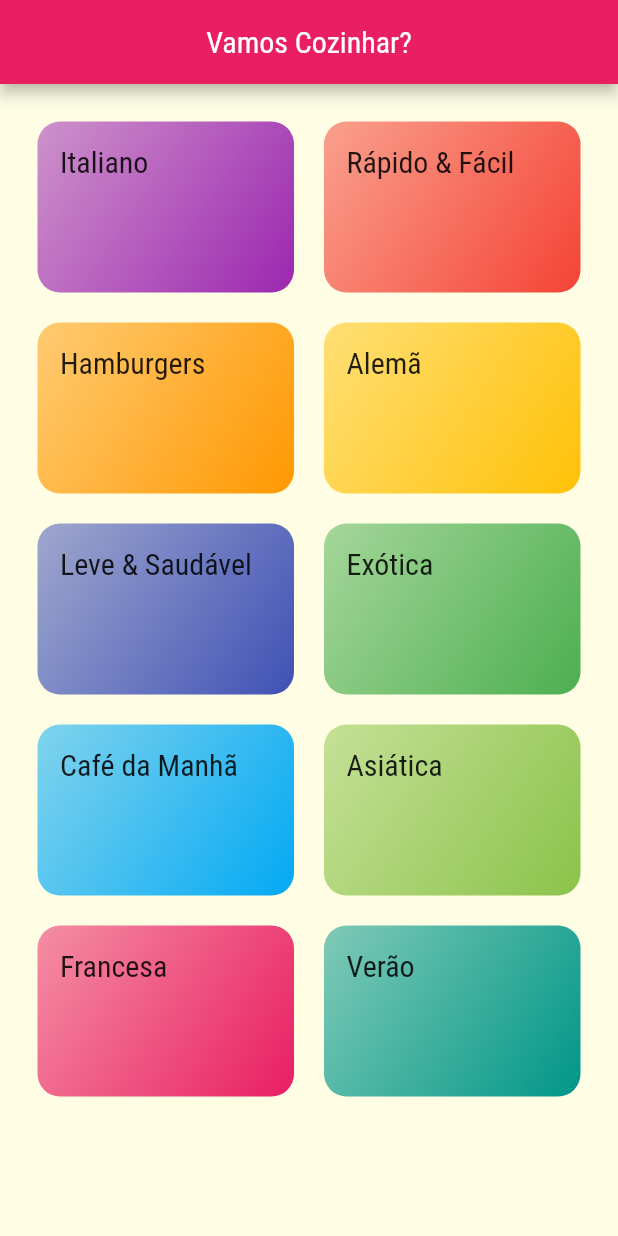
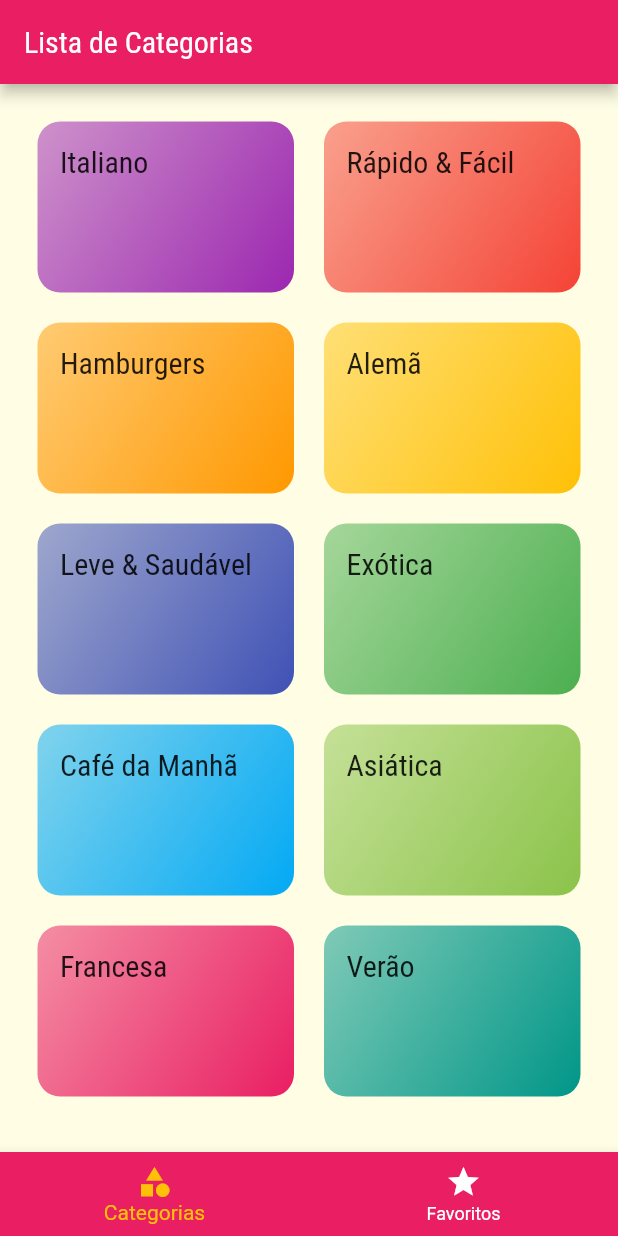
Before and after one commit to guilhermeais/meals, a Flutter app: the screen it shows after launch, on a phone screen of 412 x 824 dp. Run offline on Flutter 3.47's test engine with Material 2 defaults, Android fonts, the phone set to English and light mode, and no system bars.

Commit message:
Adicionando TabBar na parte inferior

```diff
--- a/lib/main.dart
+++ b/lib/main.dart
@@ -2,6 +2,7 @@ import 'package:flutter/material.dart';
 import 'package:meals/screens/categories_screen.dart';
 import 'package:meals/screens/categories_meals_screen.dart';
 import 'package:meals/screens/meal_detail_screen.dart';
+import 'package:meals/screens/tabs_screen.dart';
 import 'package:meals/utils/app_routes.dart';
 
 void main() => runApp(MyApp());
@@ -10,6 +11,7 @@ class MyApp extends StatelessWidget {
   @override
   Widget build(BuildContext context) {
     return MaterialApp(
+
       title: 'DeliMeals',
       theme: ThemeData(
           canvasColor: const Color.fromRGBO(255, 254, 229, 1),
@@ -23,7 +25,7 @@ class MyApp extends StatelessWidget {
               .copyWith(secondary: Colors.amber)),
       // home: const CategoriesScreen(),
       routes: {
-        AppRoutes.HOME: (ctx) => const CategoriesScreen(),
+        AppRoutes.HOME: (ctx) => const TabsScreen(),
         AppRoutes.CATEGORIES_MEALS: (ctx) => CategoriesMealsScreen(),
         AppRoutes.MEAL_DETAIL: (ctx) => const MealDetailScreen(),
       },
--- a/lib/screens/categories_screen.dart
+++ b/lib/screens/categories_screen.dart
@@ -7,13 +7,7 @@ class CategoriesScreen extends StatelessWidget {
 
   @override
   Widget build(BuildContext context) {
-    return Scaffold(
-      appBar: AppBar(
-        title: const Center(
-          child: Text("Vamos Cozinhar?"),
-        ),
-      ),
-      body: GridView(
+    return GridView(
         padding: const EdgeInsets.all(25),
         gridDelegate: const SliverGridDelegateWithMaxCrossAxisExtent(
             maxCrossAxisExtent: 200,
@@ -25,7 +19,6 @@ class CategoriesScreen extends StatelessWidget {
                   category: e,
                   key: ValueKey(e),
                 ))
-              .toList()),
-    );
+            .toList());
   }
 }
--- /dev/null
+++ b/lib/screens/tabs_screen.dart
@@ -0,0 +1,59 @@
+import 'package:flutter/material.dart';
+import 'package:meals/screens/categories_screen.dart';
+import 'package:meals/screens/favorite_screen.dart';
+
+class Screen {
+  final String title;
+  final Widget widget;
+  Screen({required this.title, required this.widget});
+}
+
+class TabsScreen extends StatefulWidget {
+  const TabsScreen({Key? key}) : super(key: key);
+
+  @override
+  State<TabsScreen> createState() => _TabsScreenState();
+}
+
+class _TabsScreenState extends State<TabsScreen> {
+  int _selectedScreenIndex = 0;
+
+
+  final List<Screen> _screens = [
+    Screen(title: "Lista de Categorias", widget: const CategoriesScreen()),
+    Screen(title: "Meus Favoritos", widget: const FavoriteScreen()),
+  ];
+
+  _selectScreen(int index){
+    setState(() {
+      _selectedScreenIndex = index;
+    });
+  }
+
+  @override
+  Widget build(BuildContext context) {
+    return Scaffold(
+      appBar: AppBar(
+        title:  Text(_screens[_selectedScreenIndex].title),
+      ),
+      body: _screens[_selectedScreenIndex].widget,
+      bottomNavigationBar: BottomNavigationBar(
+        unselectedItemColor: Colors.white,
+        selectedItemColor: Theme.of(context).colorScheme.secondary,
+        currentIndex: _selectedScreenIndex,
+        onTap: _selectScreen,
+        backgroundColor: Theme.of(context).colorScheme.primary,
+        items: const [
+          BottomNavigationBarItem(
+            icon: Icon(Icons.category),
+            label: "Categorias",
+          ),
+          BottomNavigationBarItem(
+            icon: Icon(Icons.star),
+            label: "Favoritos",
+          ),
+        ],
+      ),
+    );
+  }
+}
```
Also changed, not shown: lib/screens/favorite_screen.dart (added, +12 -0 lines), lib/screens/meal_detail_screen.dart (+49 -21 lines). Lines whose indentation alone changed are shown as unchanged.
